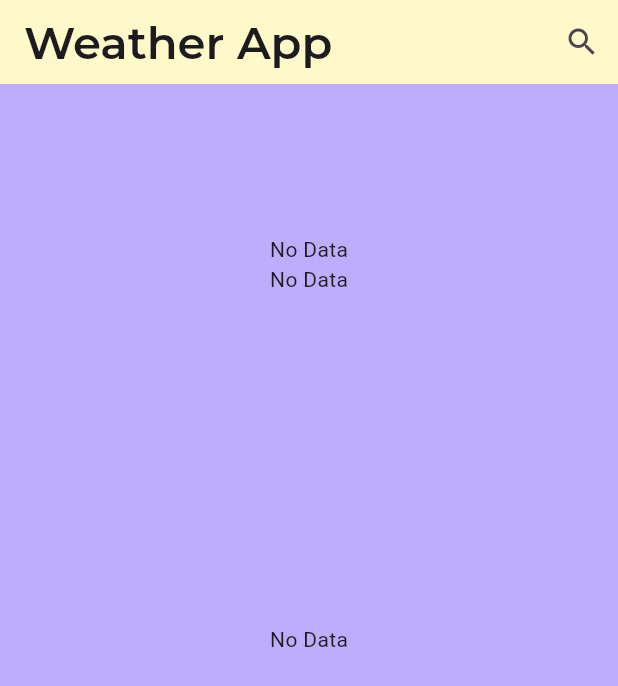
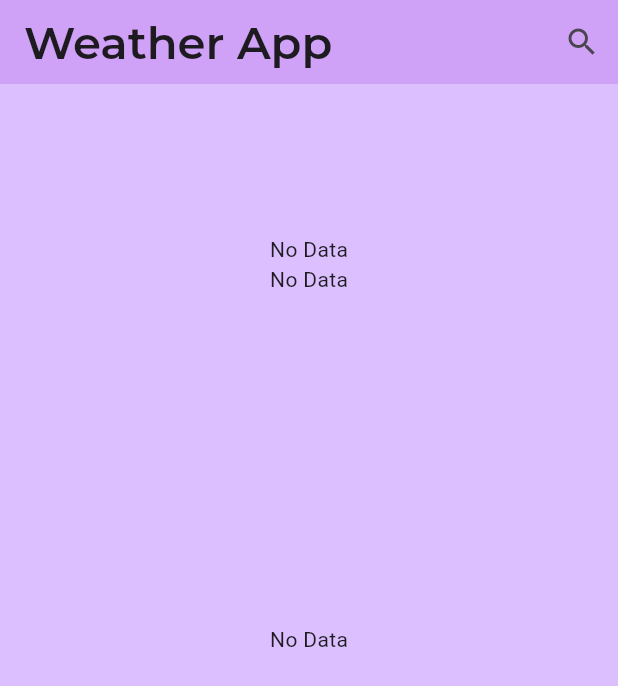
Before and after one commit to alexolsen13/WeatherApp, a Flutter app: the screen it shows after launch, on a phone screen of 412 x 824 dp. Shown: the top 686 px of the screen. Run offline on Flutter 3.47's test engine with Material 3 defaults, Android fonts, the phone set to English and light mode, and no system bars; our stand-ins replace bloc, cached_network_image, equatable, flutter_bloc, google_fonts.

```diff
--- a/lib/src/feauters/app/weather_app.dart
+++ b/lib/src/feauters/app/weather_app.dart
@@ -18,7 +18,7 @@ class _WeatherAppState extends State<WeatherApp> {
   Widget build(BuildContext context) {
     return  MaterialApp(
       theme: ThemeData(
-        scaffoldBackgroundColor: const Color.fromRGBO(190, 173, 250, 1)
+        scaffoldBackgroundColor: const Color.fromRGBO(220, 191, 255, 1)
         ),
       home: BlocProvider(
         create: (context) => WeatherBloc(),
--- a/lib/src/feauters/search/widgets/search_screen.dart
+++ b/lib/src/feauters/search/widgets/search_screen.dart
@@ -59,7 +59,7 @@ class _SearchScreenState extends State<SearchScreen> {
 
         return Scaffold(
           appBar: AppBar(
-            backgroundColor: const Color.fromRGBO(255, 248, 201, 1),
+            backgroundColor: const Color.fromRGBO(208, 162, 247, 1),
             automaticallyImplyLeading: false,
             actions: [
               IconButton(
--- a/lib/src/feauters/weather/service/get_weather_image_service.dart
+++ b/lib/src/feauters/weather/service/get_weather_image_service.dart
@@ -18,6 +18,8 @@ String getWeatherConditionImage(WeatherCondition condition) {
       return 'https://openweathermap.org/img/wn/09d@2x.png';
     case WeatherCondition.cloudy:
       return 'https://openweathermap.org/img/wn/03d.png';
+    case WeatherCondition.snowy:
+      return 'https://openweathermap.org/img/wn/13d.png';
     default:
       return 'https://openweathermap.org/img/wn/01d@2x.png';
   }
--- a/lib/src/feauters/weather/widgets/weather_screen.dart
+++ b/lib/src/feauters/weather/widgets/weather_screen.dart
@@ -60,7 +60,7 @@ class _WeatherScreenState extends State<WeatherScreen> {
               style: GoogleFonts.montserrat(
                   fontSize: 30, fontWeight: FontWeight.w600),
             ),
-            backgroundColor: const Color.fromRGBO(255, 248, 201, 1),
+            backgroundColor: const Color.fromRGBO(208, 162, 247, 1),
             actions: [
               IconButton(
                   onPressed: () {
@@ -110,6 +110,8 @@ class _WeatherScreenState extends State<WeatherScreen> {
                         ? Row(
                             children: [
                               CachedNetworkImage(
+                                height: 150,
+                                width: 150,
                                 imageUrl: weatherConditionImage,
                                 // 'https://openweathermap.org/img/wn/${getWeatherCode(weather!)}d@2x.png', //тут исправить или убрать
                                 placeholder: (context, url) =>
@@ -129,7 +131,7 @@ class _WeatherScreenState extends State<WeatherScreen> {
                                 },
                               ),
                               Text(
-                                '${weather!.temperature}°',
+                                '${weather!.temperature.ceil()}°',
                                 style: GoogleFonts.montserrat(
                                   fontSize: 45,
                                   fontWeight: FontWeight.bold,
```
